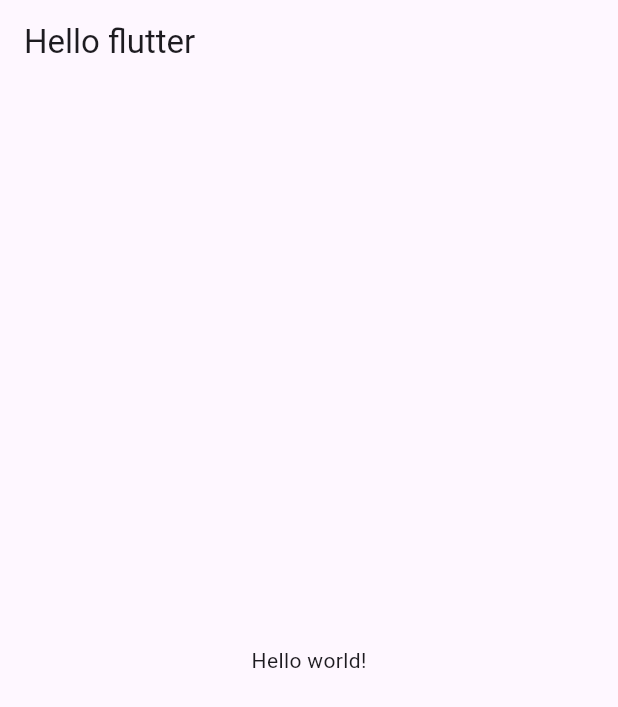
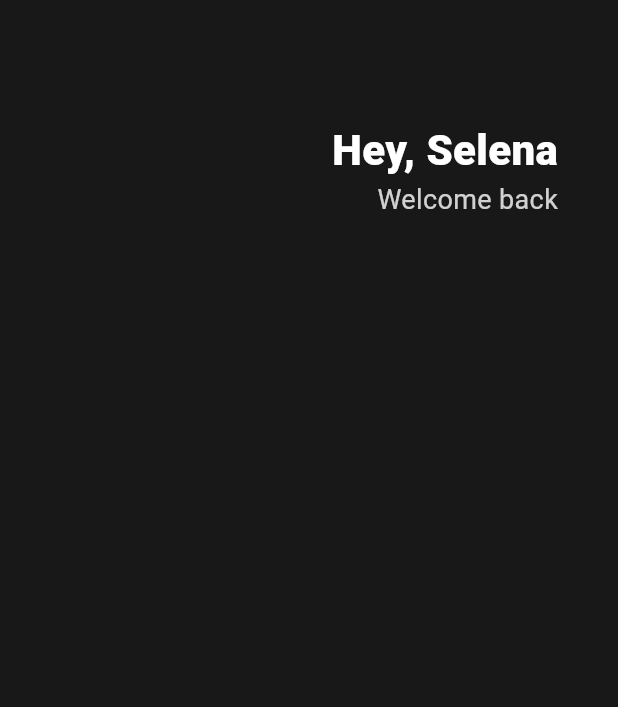
Before and after one commit to yih1612/toonflix, a Flutter app: the screen it shows after launch, on a phone screen of 412 x 824 dp. Shown: the top 707 px of the screen. Run offline on Flutter 3.47's test engine with Material 3 defaults, Android fonts, the phone set to English and light mode, and no system bars.

Commit message:
3.0 header

```diff
--- a/lib/main.dart
+++ b/lib/main.dart
@@ -9,13 +9,42 @@ class App extends StatelessWidget {
   Widget build(BuildContext context) {
     return MaterialApp(
       home: Scaffold(
-        appBar: AppBar(
-          title: Text('Hello flutter'),
-        ),
-        body: Center(
-          child: Text('Hello world!'),
-        ),
-      ),
+          backgroundColor: Color(0xFF181818),
+          body: Padding(
+            padding: EdgeInsets.symmetric(horizontal: 40),
+            child: Column(
+              children: [
+                SizedBox(
+                  height: 80,
+                ),
+                Row(
+                  mainAxisAlignment: MainAxisAlignment.end,
+                  children: [
+                    Column(
+                      crossAxisAlignment: CrossAxisAlignment.end,
+                      children: [
+                        Text(
+                          'Hey, Selena',
+                          style: TextStyle(
+                            color: Colors.white,
+                            fontSize: 28,
+                            fontWeight: FontWeight.w800,
+                          ),
+                        ),
+                        Text(
+                          'Welcome back',
+                          style: TextStyle(
+                            color: Colors.white.withOpacity(0.8),
+                            fontSize: 18,
+                          ),
+                        ),
+                      ],
+                    )
+                  ],
+                )
+              ],
+            ),
+          )),
     );
   }
 }
```
